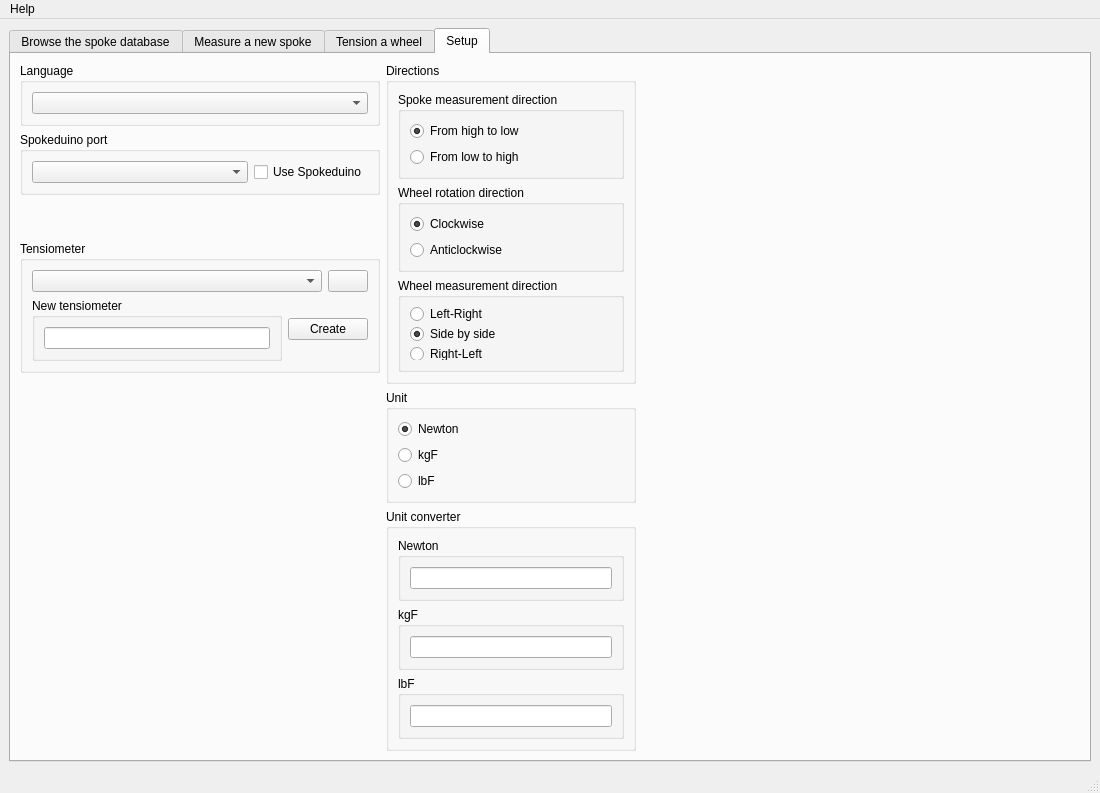
Qt form Spokeduino Mothership/ui/spokeduino_mothership.ui (dunkelfalke80/spokeduino) before a commit.
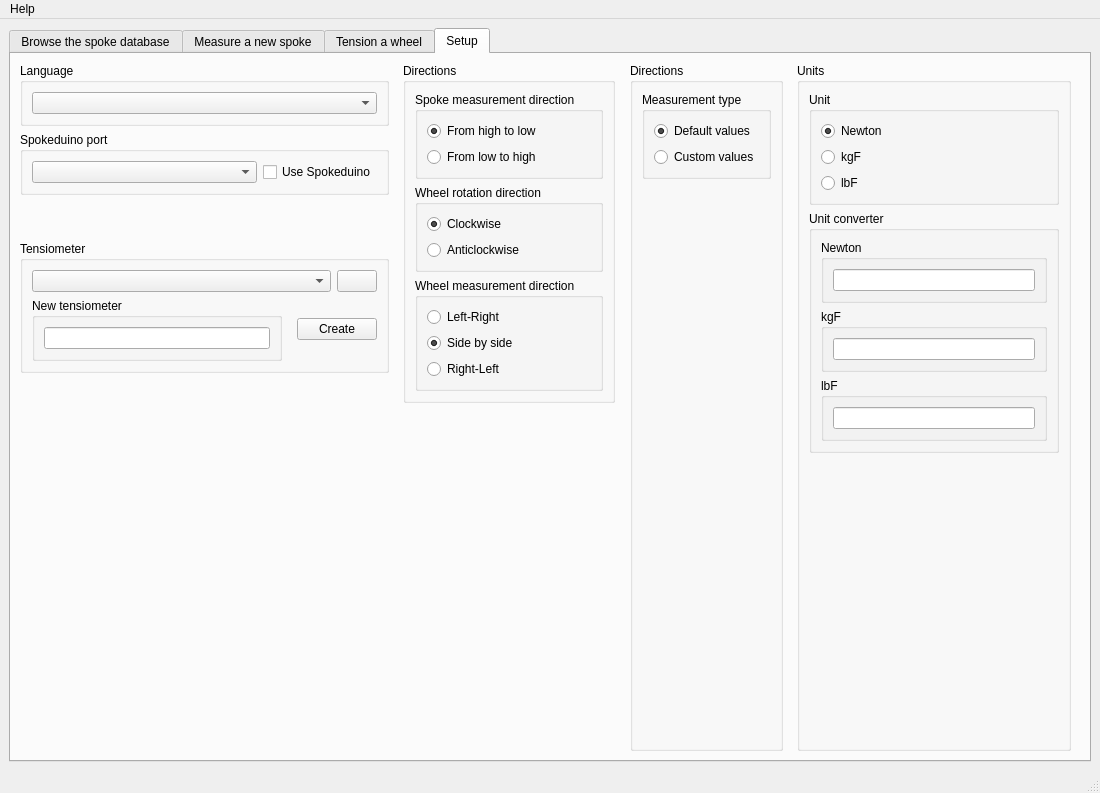
The same form after that commit. The open tabs and pages were chosen to show the change. Icons and pictures are not drawn. Custom widgets are drawn as their Qt base class.

Commit message: Measurement structure rework, broken

What changed in the file:
```diff
--- a/Spokeduino Mothership/ui/spokeduino_mothership.ui
+++ b/Spokeduino Mothership/ui/spokeduino_mothership.ui
@@ -1476,7 +1476,7 @@
         <item>
          <layout class="QHBoxLayout" name="horizontalLayoutSetupLeft">
           <item>
-           <layout class="QVBoxLayout" name="verticalLayoutSetupLeft" stretch="1,1,0,1,1">
+           <layout class="QVBoxLayout" name="verticalLayoutSetupLeft" stretch="1,1,0,0,1">
             <item>
              <widget class="QGroupBox" name="groupBoxLanguage">
               <property name="sizePolicy">
@@ -1649,6 +1649,19 @@
                    </layout>
                   </widget>
                  </item>
+                 <item>
+                  <spacer name="horizontalSpacer_5">
+                   <property name="orientation">
+                    <enum>Qt::Orientation::Horizontal</enum>
+                   </property>
+                   <property name="sizeHint" stdset="0">
+                    <size>
+                     <width>40</width>
+                     <height>20</height>
+                    </size>
+                   </property>
+                  </spacer>
+                 </item>
                  <item>
                   <widget class="QPushButton" name="pushButtonNewTensiometer">
                    <property name="sizePolicy">
@@ -1685,6 +1698,19 @@
             </item>
            </layout>
           </item>
+          <item>
+           <spacer name="horizontalSpacer_2">
+            <property name="orientation">
+             <enum>Qt::Orientation::Horizontal</enum>
+            </property>
+            <property name="sizeHint" stdset="0">
+             <size>
+              <width>40</width>
+              <height>20</height>
+             </size>
+            </property>
+           </spacer>
+          </item>
           <item>
            <layout class="QVBoxLayout" name="verticalLayoutDirectionsConverter">
             <item>
@@ -1809,6 +1835,94 @@
               </property>
              </spacer>
             </item>
+           </layout>
+          </item>
+          <item>
+           <spacer name="horizontalSpacer_3">
+            <property name="orientation">
+             <enum>Qt::Orientation::Horizontal</enum>
+            </property>
+            <property name="sizeHint" stdset="0">
+             <size>
+              <width>40</width>
+              <height>20</height>
+             </size>
+            </property>
+           </spacer>
+          </item>
+          <item>
+           <widget class="QGroupBox" name="groupBoxDirectionsSetup_2">
+            <property name="sizePolicy">
+             <sizepolicy hsizetype="Preferred" vsizetype="Preferred">
+              <horstretch>0</horstretch>
+              <verstretch>0</verstretch>
+             </sizepolicy>
+            </property>
+            <property name="title">
+             <string>Directions</string>
+            </property>
+            <layout class="QVBoxLayout" name="verticalLayoutMeasurementDirection_2">
+             <item>
+              <widget class="QGroupBox" name="groupBoxSpokeMeasurementType">
+               <property name="title">
+                <string>Measurement type</string>
+               </property>
+               <layout class="QVBoxLayout" name="verticalLayoutMeasurementType">
+                <item>
+                 <widget class="QRadioButton" name="radioButtonMeasurementDefault">
+                  <property name="text">
+                   <string>Default values</string>
+                  </property>
+                  <property name="checked">
+                   <bool>true</bool>
+                  </property>
+                 </widget>
+                </item>
+                <item>
+                 <widget class="QRadioButton" name="radioButtonMeasurementCustom">
+                  <property name="text">
+                   <string>Custom values</string>
+                  </property>
+                 </widget>
+                </item>
+               </layout>
+              </widget>
+             </item>
+             <item>
+              <spacer name="verticalSpacer">
+               <property name="orientation">
+                <enum>Qt::Orientation::Vertical</enum>
+               </property>
+               <property name="sizeHint" stdset="0">
+                <size>
+                 <width>20</width>
+                 <height>40</height>
+                </size>
+               </property>
+              </spacer>
+             </item>
+            </layout>
+           </widget>
+          </item>
+          <item>
+           <spacer name="horizontalSpacer_4">
+            <property name="orientation">
+             <enum>Qt::Orientation::Horizontal</enum>
+            </property>
+            <property name="sizeHint" stdset="0">
+             <size>
+              <width>40</width>
+              <height>20</height>
+             </size>
+            </property>
+           </spacer>
+          </item>
+          <item>
+           <widget class="QGroupBox" name="groupBoxUnits">
+            <property name="title">
+             <string>Units</string>
+            </property>
+            <layout class="QVBoxLayout" name="verticalLayoutUnits">
             <item>
              <widget class="QGroupBox" name="groupBoxUnitSetup">
               <property name="sizePolicy">
@@ -1872,19 +1986,6 @@
               </layout>
              </widget>
             </item>
-            <item>
-             <spacer name="verticalSpacerDirectionsConverter">
-              <property name="orientation">
-               <enum>Qt::Orientation::Vertical</enum>
-              </property>
-              <property name="sizeHint" stdset="0">
-               <size>
-                <width>20</width>
-                <height>40</height>
-               </size>
-              </property>
-             </spacer>
-            </item>
             <item>
              <widget class="QGroupBox" name="groupBoxUnitConverter">
               <property name="title">
@@ -1988,7 +2089,7 @@
              </widget>
             </item>
             <item>
-             <spacer name="verticalSpacerDirectionsConverterReserved">
+              <spacer name="verticalSpacer_2">
               <property name="orientation">
                <enum>Qt::Orientation::Vertical</enum>
               </property>
@@ -2001,6 +2102,7 @@
              </spacer>
             </item>
            </layout>
+           </widget>
           </item>
           <item>
            <spacer name="horizontalSpacerReserved">
```
Left out of the diff: 4 changed lines with no effect on the pictures. Lines whose indentation alone changed are shown as unchanged. The commit also changes 10 other files.
